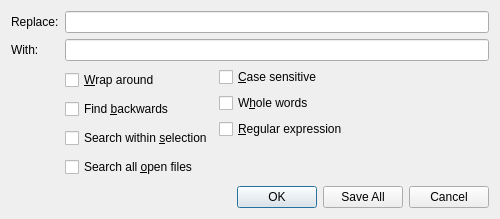
The window that src/Replace.ui (Sharpie/TeXworks) describes before a commit, drawn with Qt 5.
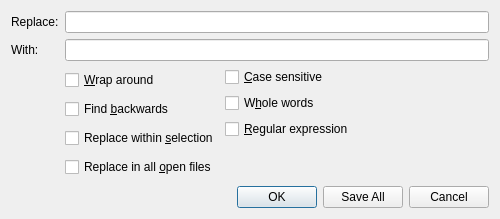
The same window after the commit.

Commit message: changed 'search' to 'replace' in checkbox titles in Replace dialog

```diff
--- a/src/Replace.ui
+++ b/src/Replace.ui
@@ -80,14 +80,14 @@
        <item>
         <widget class="QCheckBox" name="checkBox_selection" >
          <property name="text" >
-          <string>Search within &amp;selection</string>
+          <string>Replace within &amp;selection</string>
          </property>
         </widget>
        </item>
        <item>
         <widget class="QCheckBox" name="checkBox_allFiles" >
          <property name="text" >
-          <string>Search all &amp;open files</string>
+          <string>Replace in all &amp;open files</string>
          </property>
         </widget>
        </item>
```
The commit also changes 2 other files.
